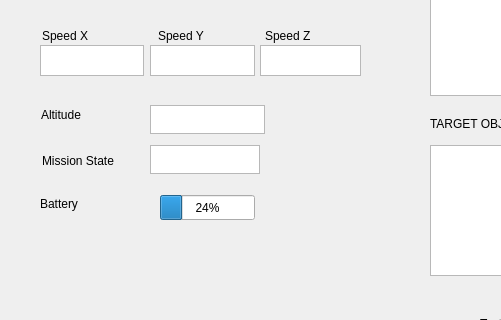
First picture: the form in ui/rqt_sarus_test_plugin/rqt_sarus_test_plugin_widget.ui, repository javier-ferre/rqt_sarus_gui, before the edit; both pictures show x 0 to 501 and y 115 to 435 of the 719 by 546 pixel window.
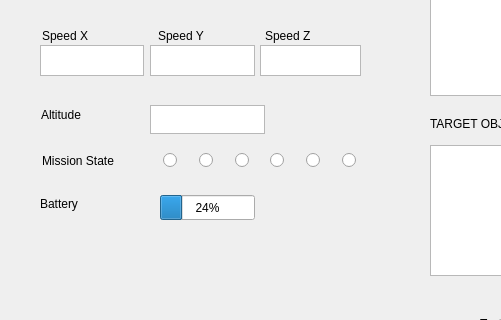
Second picture: the form after the edit.

Diff of the .ui file:
```diff
--- a/ui/rqt_sarus_test_plugin/rqt_sarus_test_plugin_widget.ui
+++ b/ui/rqt_sarus_test_plugin/rqt_sarus_test_plugin_widget.ui
@@ -262,19 +262,6 @@
     <string>Mission State</string>
    </property>
   </widget>
-  <widget class="QTextBrowser" name="state">
-   <property name="geometry">
-    <rect>
-     <x>150</x>
-     <y>260</y>
-     <width>110</width>
-     <height>29</height>
-    </rect>
-   </property>
-   <property name="styleSheet">
-    <string notr="true">color: rgb(115, 210, 22);</string>
-   </property>
-  </widget>
   <widget class="QLabel" name="label_10">
    <property name="geometry">
     <rect>
@@ -301,6 +288,84 @@
     <number>24</number>
    </property>
   </widget>
+  <widget class="QRadioButton" name="led">
+   <property name="geometry">
+    <rect>
+     <x>163</x>
+     <y>260</y>
+     <width>31</width>
+     <height>31</height>
+    </rect>
+   </property>
+   <property name="text">
+    <string/>
+   </property>
+  </widget>
+  <widget class="QRadioButton" name="led_2">
+   <property name="geometry">
+    <rect>
+     <x>199</x>
+     <y>260</y>
+     <width>31</width>
+     <height>31</height>
+    </rect>
+   </property>
+   <property name="text">
+    <string/>
+   </property>
+  </widget>
+  <widget class="QRadioButton" name="led_3">
+   <property name="geometry">
+    <rect>
+     <x>235</x>
+     <y>260</y>
+     <width>31</width>
+     <height>31</height>
+    </rect>
+   </property>
+   <property name="text">
+    <string/>
+   </property>
+  </widget>
+  <widget class="QRadioButton" name="led_4">
+   <property name="geometry">
+    <rect>
+     <x>270</x>
+     <y>260</y>
+     <width>31</width>
+     <height>31</height>
+    </rect>
+   </property>
+   <property name="text">
+    <string/>
+   </property>
+  </widget>
+  <widget class="QRadioButton" name="led_5">
+   <property name="geometry">
+    <rect>
+     <x>306</x>
+     <y>260</y>
+     <width>31</width>
+     <height>31</height>
+    </rect>
+   </property>
+   <property name="text">
+    <string/>
+   </property>
+  </widget>
+  <widget class="QRadioButton" name="led_6">
+   <property name="geometry">
+    <rect>
+     <x>342</x>
+     <y>260</y>
+     <width>31</width>
+     <height>31</height>
+    </rect>
+   </property>
+   <property name="text">
+    <string/>
+   </property>
+  </widget>
  </widget>
  <resources/>
  <connections/>
```
